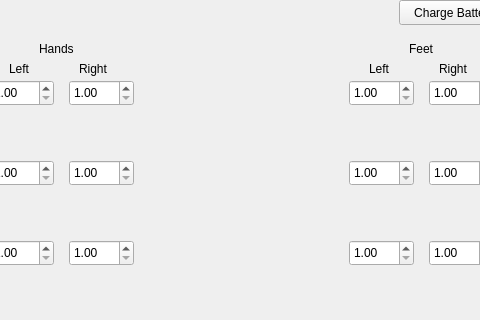
The window that mainwindow.ui (hakankhan/team28comp3004) describes before a commit, drawn with Qt 5; both pictures show x 161 to 641 and y 0 to 320 of the 800 by 600 pixel window.
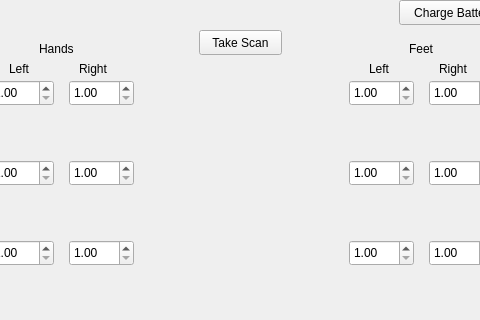
The same window after the commit. Icons and pictures are not drawn.

Commit message: added scan button for pressing and releasing

Patch:
```diff
--- a/mainwindow.ui
+++ b/mainwindow.ui
@@ -2370,6 +2370,19 @@
        <pixmap resource="images.qrc">:/images/hands_feet/dot.PNG</pixmap>
       </property>
      </widget>
+     <widget class="QPushButton" name="take_scan_button">
+      <property name="geometry">
+       <rect>
+        <x>360</x>
+        <y>0</y>
+        <width>83</width>
+        <height>25</height>
+       </rect>
+      </property>
+      <property name="text">
+       <string>Take Scan</string>
+      </property>
+     </widget>
      <zorder>label_44</zorder>
      <zorder>label_61</zorder>
      <zorder>submit_scan_button</zorder>
```
Left out of the diff: 1 changed line with no effect on the pictures. The commit also changes 2 other files.
